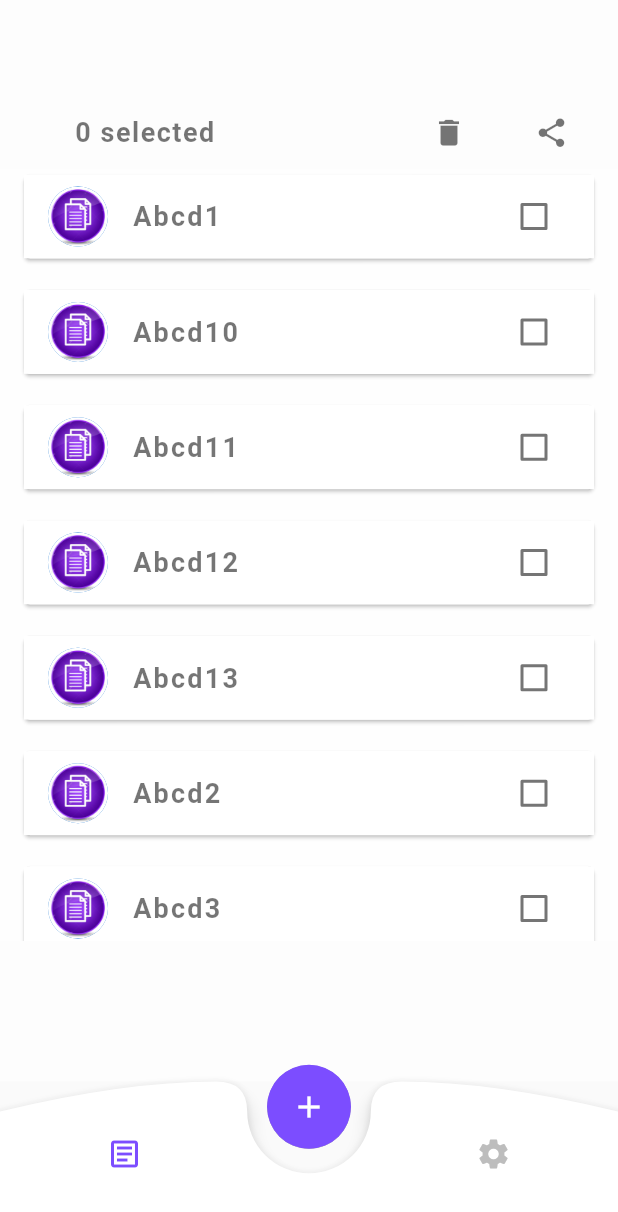
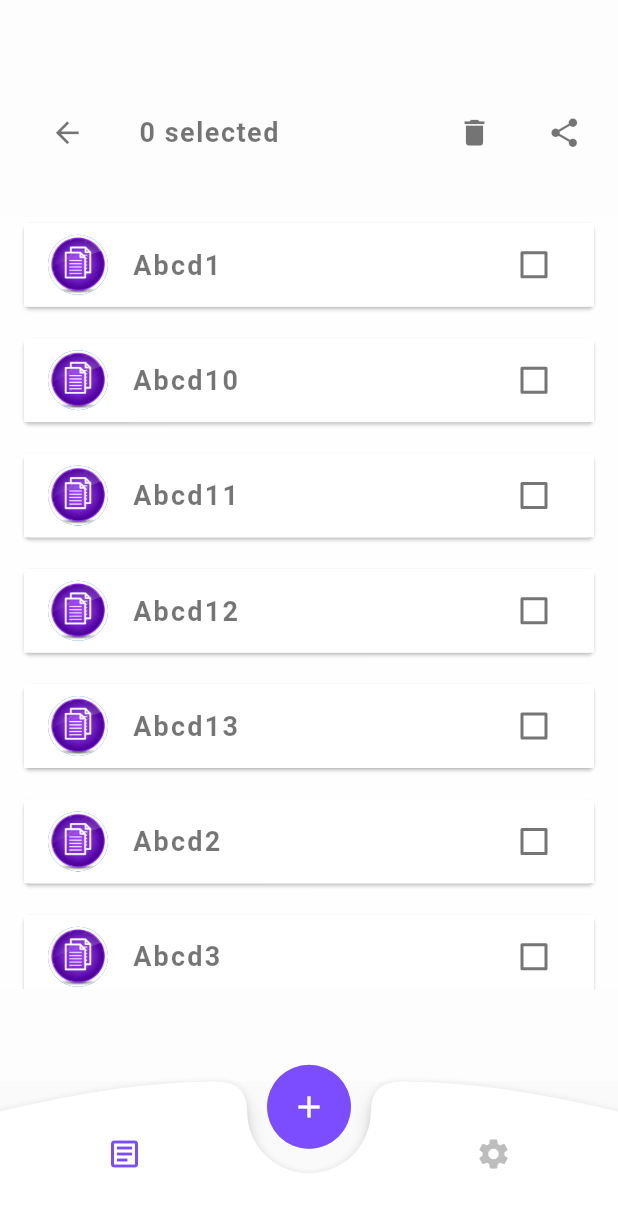
Before and after one commit to madhavaggar/Doc_Scanner_UI, a Flutter app: the screen it shows after launch, after a tap on "Select", on a phone screen of 412 x 824 dp. Shown: the top 1212 px of the screen. Run offline on Flutter 3.47's test engine with Material 2 defaults, Android fonts, the phone set to English and light mode, and no system bars; drawn by our look-alikes of focused_menu; our stand-ins replace camera, fluttertoast, permission_handler, vibration; missing offline and left inert: esys_flutter_share.

Commit message:
back button for multiSelect added + corrected listView display in multiSelect mode.

```diff
--- a/lib/doclistpage.dart
+++ b/lib/doclistpage.dart
@@ -1,3 +1,5 @@
+import 'dart:async';
+
 import 'package:flutter/material.dart';
 import 'package:focused_menu/focused_menu.dart';
 import 'package:focused_menu/modals.dart';
@@ -6,6 +8,7 @@ import 'package:fluttertoast/fluttertoast.dart';
 import 'package:vibration/vibration.dart';
 
 class DocList extends StatefulWidget {
+
   @override
   _DocListState createState() => _DocListState();
 }
@@ -71,6 +74,23 @@ class _DocListState extends State<DocList> {
               child: Row(
                 mainAxisAlignment: MainAxisAlignment.spaceEvenly,
                 children: [
+                  Visibility(
+                    visible: multiSelect? true:false,
+                    child: IconButton(
+                      icon: Icon(
+                        Icons.arrow_back,
+                        color: Colors.black54,
+                      ),
+                      iconSize: UIUtills().getProportionalWidth(width: 20),
+                      onPressed: () {
+                        setState(() {
+                          multiSelect = false;
+                          numDocsChecked = 0;
+                          checkBoxValues = List.filled(tempcont.length, false, growable: true);
+                        });
+                      },
+                    ),
+                  ),
                   Visibility(
                     visible: multiSelect? false:true,
                     child: Text(
@@ -232,6 +252,12 @@ class _DocListState extends State<DocList> {
                 ),
               ),
             ),
+            Visibility(
+              visible: multiSelect? true:false,
+              child: Container(
+                height: UIUtills().getProportionalHeight(height: 25),
+              ),
+            ),
             Container(
               height: UIUtills().getProportionalHeight(height: 400),
               color: Colors.white54,
@@ -341,7 +367,6 @@ class _DocListState extends State<DocList> {
     );
   }
 
-
   void deleteDocuments(int index){
     if(index != -1)
       tempcont.removeAt(index);
```
